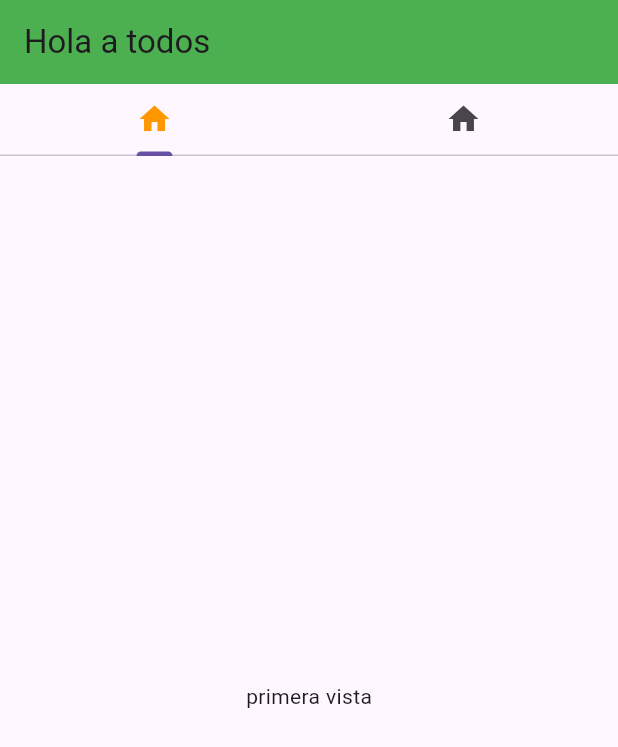
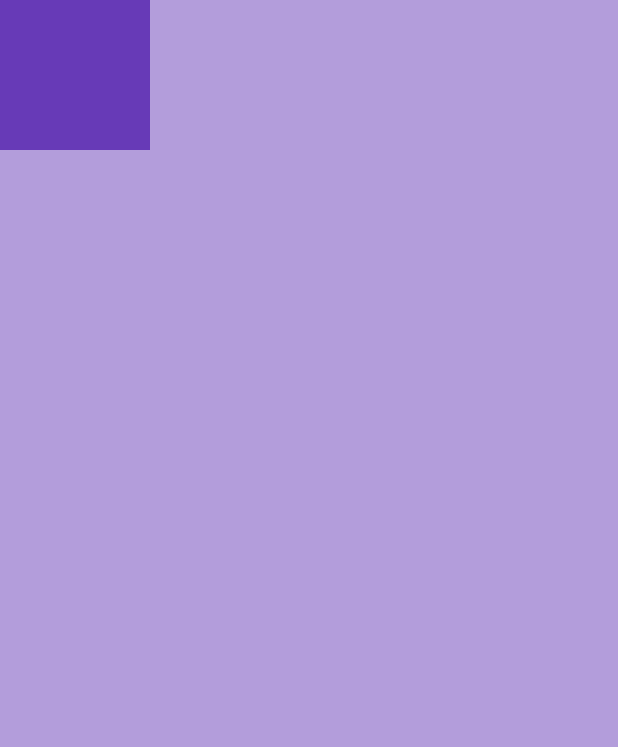
Before and after one commit to SergioCamiloCastillo/widgets-of-the-day, a Flutter app: the screen it shows after launch, on a phone screen of 412 x 824 dp. Shown: the top 747 px of the screen. Run offline on Flutter 3.47's test engine with Material 2 defaults, Android fonts, the phone set to English and light mode, and no system bars.

Commit message:
add widget animated container

```diff
--- /dev/null
+++ b/lib/animated_container.dart
@@ -0,0 +1,62 @@
+import 'package:flutter/material.dart';
+
+class AnimatedContainerScreen extends StatefulWidget {
+  const AnimatedContainerScreen({super.key});
+
+  @override
+  State<AnimatedContainerScreen> createState() =>
+      _AnimatedContainerScreenState();
+}
+
+class _AnimatedContainerScreenState extends State<AnimatedContainerScreen> {
+  double boxHeight = 100;
+  double boxWidth = 100;
+  double boxX = -1;
+  double boxY = -1;
+  var boxColor = Colors.deepPurple;
+
+  void _expandedBox() {
+    setState(() {
+      boxHeight = 300;
+      boxWidth = 300;
+    });
+  }
+
+  void _changeColor() {
+    setState(() {
+      boxColor = Colors.pink;
+    });
+  }
+
+  void _changePosition() {
+    setState(() {
+      boxX = 0;
+      boxY = 0;
+    });
+  }
+
+  @override
+  Widget build(BuildContext context) {
+    return GestureDetector(
+      onTap: _changePosition,
+      child: Scaffold(
+        backgroundColor: Colors.deepPurple[200],
+        body: Center(
+            child: AnimatedContainer(
+          duration: Duration(seconds: 2),
+          alignment: Alignment(boxX, boxY),
+          curve: Curves.decelerate,
+          child: Container(
+            height: 100,
+            width: 100,
+            color: Colors.deepPurple,
+          ),
+          // alignment: Alignment(-1,-1),
+          // height: boxHeight,
+          // width: boxWidth,
+          // color: boxColor,
+        )),
+      ),
+    );
+  }
+}
--- a/lib/main.dart
+++ b/lib/main.dart
@@ -1,4 +1,5 @@
 import 'package:flutter/material.dart';
+import 'package:widgetsoftheday/animated_container.dart';
 import 'package:widgetsoftheday/appbar_screen.dart';
 import 'package:widgetsoftheday/bottom_navbar.dart';
 import 'package:widgetsoftheday/column_row_screen.dart';
@@ -24,6 +25,6 @@ class MainApp extends StatelessWidget {
   Widget build(BuildContext context) {
     return MaterialApp(
       debugShowCheckedModeBanner: false,
-        theme: AppTheme().getTheme(), home: const TabBarScreen());
+        theme: AppTheme().getTheme(), home: const AnimatedContainerScreen());
   }
 }
```
